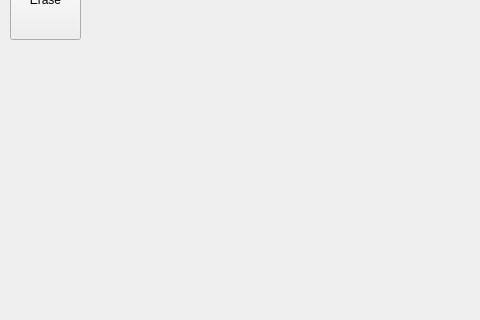
Qt form mainwindow.ui (markusbuck/sprite-editor) before a commit; both pictures show x 0 to 480 and y 280 to 600 of the 800 by 600 pixel window.
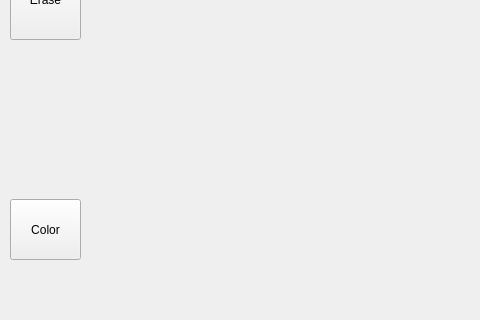
The same form after that commit.

Commit message: color selection

Patch:
```diff
--- a/mainwindow.ui
+++ b/mainwindow.ui
@@ -137,6 +137,19 @@
      <number>1</number>
     </property>
    </widget>
+   <widget class="QToolButton" name="ColorButton">
+    <property name="geometry">
+     <rect>
+      <x>10</x>
+      <y>460</y>
+      <width>71</width>
+      <height>61</height>
+     </rect>
+    </property>
+    <property name="text">
+     <string>Color</string>
+    </property>
+   </widget>
   </widget>
   <widget class="QMenuBar" name="menubar">
    <property name="geometry">
```
Left out of the diff: 2 changed lines with no effect on the pictures. The commit also changes 4 other files.
